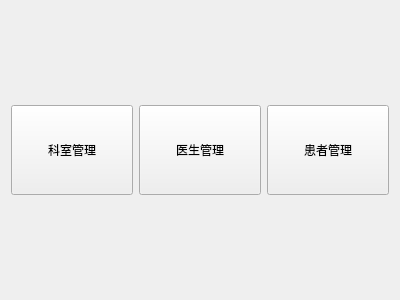
This is welcomeview.ui in GHrongjie/QtLab4 as Qt 5 draws it before an edit. The edited form follows.
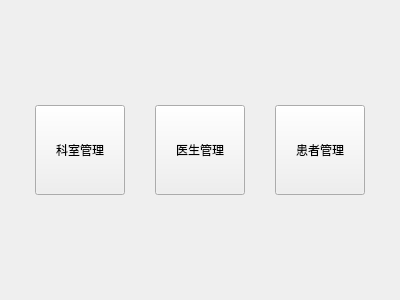
This is the edited form.

Patch:
```diff
--- a/welcomeview.ui
+++ b/welcomeview.ui
@@ -37,6 +37,12 @@
          <height>90</height>
         </size>
        </property>
+       <property name="maximumSize">
+        <size>
+         <width>90</width>
+         <height>90</height>
+        </size>
+       </property>
        <property name="text">
         <string>科室管理</string>
        </property>
@@ -50,6 +56,12 @@
          <height>90</height>
         </size>
        </property>
+       <property name="maximumSize">
+        <size>
+         <width>90</width>
+         <height>90</height>
+        </size>
+       </property>
        <property name="text">
         <string>医生管理</string>
        </property>
@@ -63,6 +75,12 @@
          <height>90</height>
         </size>
        </property>
+       <property name="maximumSize">
+        <size>
+         <width>90</width>
+         <height>90</height>
+        </size>
+       </property>
        <property name="text">
         <string>患者管理</string>
        </property>
```
Left out of the diff: 6 changed lines with no effect on the pictures.
